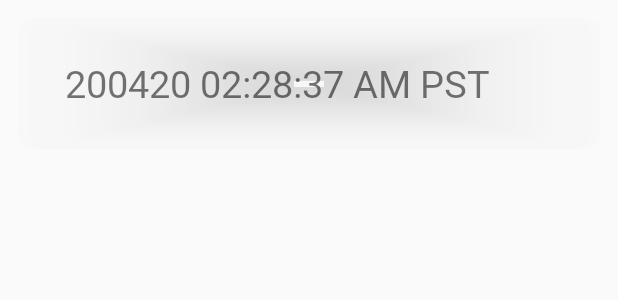
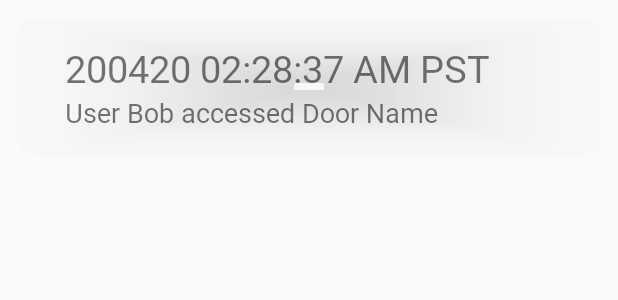
Before and after one commit to Bast-Security/Android-App, an Android app: the layout log_card.xml on its own in the app's theme, with its tools: preview values and no code run, on a phone screen of 412 x 824 dp. Shown: the top 300 px of the screen. Run offline under Robolectric (Android 15) with nearby library versions, the phone set to English and light mode, and no system bars.

Commit message:
updated log UI

```diff
--- a/app/src/main/res/layout/log_card.xml
+++ b/app/src/main/res/layout/log_card.xml
@@ -28,15 +28,26 @@
             android:paddingTop="@dimen/activity_vertical_margin">
 
             <TextView
-                android:id="@+id/new_system"
+                android:id="@+id/log_timestamp"
                 android:layout_width="wrap_content"
-                android:layout_height="55dp"
+                android:layout_height="wrap_content"
                 android:fontFamily="@font/segoesemibold"
                 android:gravity="center_vertical"
                 android:paddingLeft="15dp"
                 android:text="200420 02:28:37 AM PST"
                 android:textSize="25dp" />
 
+            <TextView
+                android:id="@+id/log_description"
+                android:layout_width="wrap_content"
+                android:layout_height="wrap_content"
+                android:fontFamily="@font/segoesemibold"
+                android:gravity="center_vertical"
+                android:paddingLeft="15dp"
+                android:layout_below="@id/log_timestamp"
+                android:text="User Bob accessed Door Name"
+                android:textSize="18dp" />
+
         </RelativeLayout>
     </androidx.cardview.widget.CardView>
 </LinearLayout>
```
